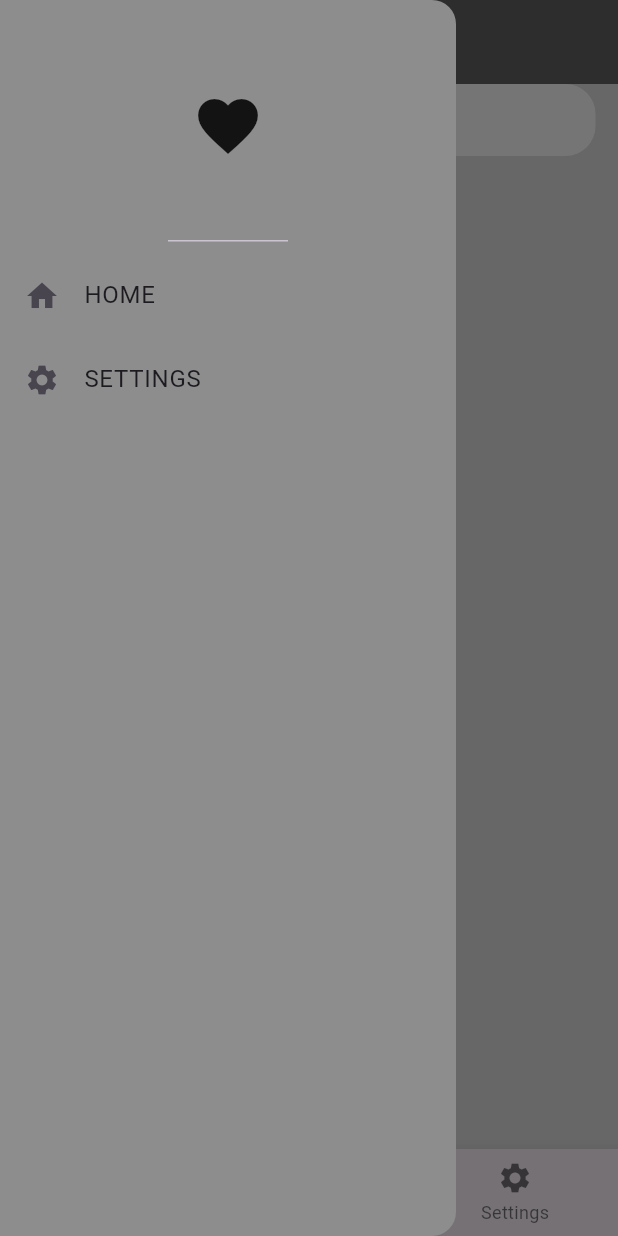
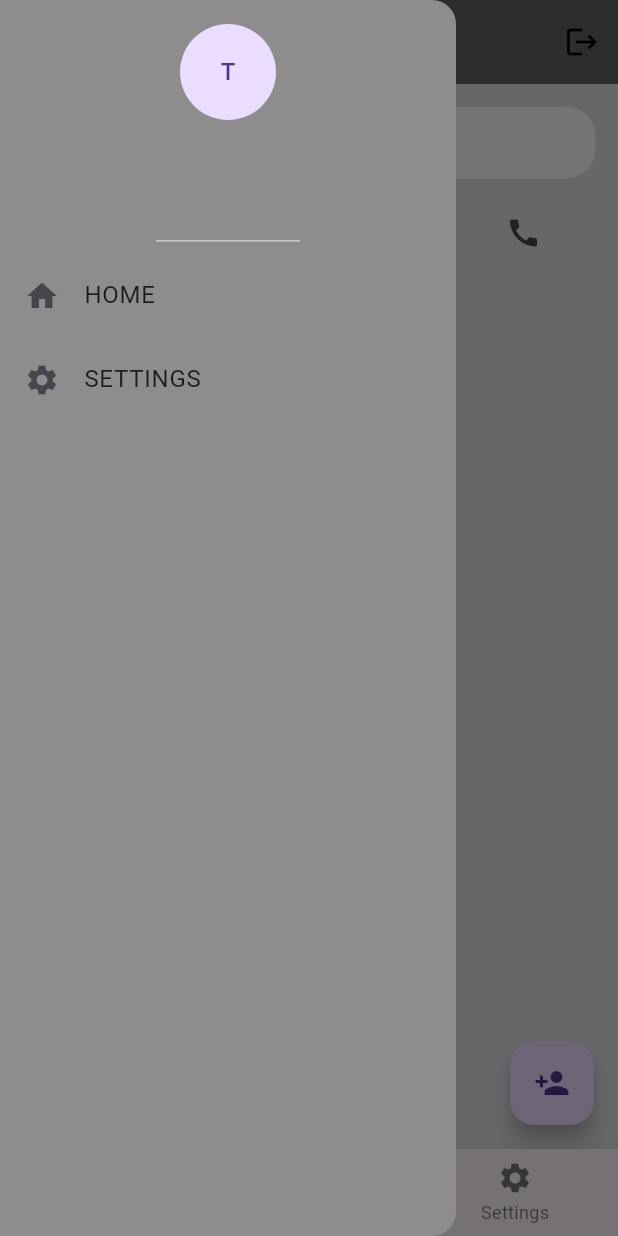
Before and after one commit to ZasaQ/TelephonyApplication, a Flutter app: the screen it shows after launch, with the side drawer open, on a phone screen of 412 x 824 dp. Run offline on Flutter 3.47's test engine with Material 3 defaults, Android fonts, the phone set to English and light mode, and no system bars; our stand-ins replace firebase_auth, firebase_core; accounts and stored records are empty.

Commit message:
add home_page template

```diff
--- a/lib/main.dart
+++ b/lib/main.dart
@@ -1,6 +1,6 @@
 import 'package:flutter/material.dart';
 import 'package:telephon_application/pages/first_page.dart';
-import 'pages/login.dart';
+
 import 'package:firebase_core/firebase_core.dart';
 import 'firebase_options.dart';
 
--- a/lib/pages/first_page.dart
+++ b/lib/pages/first_page.dart
@@ -53,9 +53,13 @@ class _FirstPageState extends State<FirstPage> {
         child: Column(
         children: [
           DrawerHeader(
-            child: Icon(
-              Icons.favorite,
-              size: 48,
+            child: Column(
+              children: [
+                CircleAvatar(
+                  maxRadius: 32,
+                  child: Text("T"), //first letter of username
+                )
+              ],
             ),
           ),
           //home page
@@ -90,13 +94,21 @@ class _FirstPageState extends State<FirstPage> {
       backgroundColor: Colors.grey[700],
       elevation: 0,
       title: Row(
-        mainAxisAlignment: MainAxisAlignment.spaceBetween,
+
         children: [
-          Container(
-
-          )
+          SizedBox(
+            height: 40,
+            width: 40,
+            child: ClipRRect(
+              child: Icon(Icons.contact_page),
+            )
+          ),
+          Text("Kontakty"),
         ],
       ),
+      actions: [
+        IconButton(onPressed: userSignOut, icon: Icon(Icons.logout, color: Colors.black,)),
+      ],
     );
   }
 }
--- a/lib/pages/homepage.dart
+++ b/lib/pages/homepage.dart
@@ -1,8 +1,8 @@
 // ignore_for_file: prefer_const_constructors
 
-import 'dart:math';
 
 import 'package:flutter/material.dart';
+
 
 
 class HomePage extends StatelessWidget {
@@ -11,12 +11,28 @@ class HomePage extends StatelessWidget {
   @override
   Widget build(BuildContext context) {
     return Scaffold(
+      floatingActionButton: FloatingActionButton(onPressed: (){}, child: Icon(Icons.person_add)),
       backgroundColor: Colors.grey[300],
       body: Container(
-      padding: EdgeInsets.symmetric(horizontal: 15),
-      child: Column(
-        children: [
-          Container(
+        padding: EdgeInsets.symmetric(horizontal: 15,vertical: 15),
+        child: Column(
+          children:[
+            searchField(),
+            ListTile(
+              leading: CircleAvatar(child: Text("T")), //first letter of contact
+              title: Text("kontakt"),
+              subtitle: Text("123456789"),
+              trailing: IconButton(icon: Icon(Icons.call), onPressed: () {},),
+            ),
+          ],
+        ),
+      ),
+      );
+  }
+
+
+  Container searchField(){
+    return Container(
             decoration: BoxDecoration(
               color: Colors.white,
               borderRadius: BorderRadius.circular(20),
@@ -35,11 +51,20 @@ class HomePage extends StatelessWidget {
                 hintStyle: TextStyle(color:Colors.grey[700], fontSize: 20),
               ),
             ),
+    );
+
+  }
+
+  ListView contactList(){
+    return ListView(
+        children: [
+          ListTile(
+            leading: CircleAvatar(child: Text("T")), //first letter of contact
+            title: Text("kontakt"),
+            subtitle: Text("123456789"),
+            trailing: IconButton(icon: Icon(Icons.call), onPressed: () {},),
           ),
         ],
-      ),
-      ),
     );
   }
-
 }
```
Also changed, not shown: lib/controllers/crud_services.dart (added).
